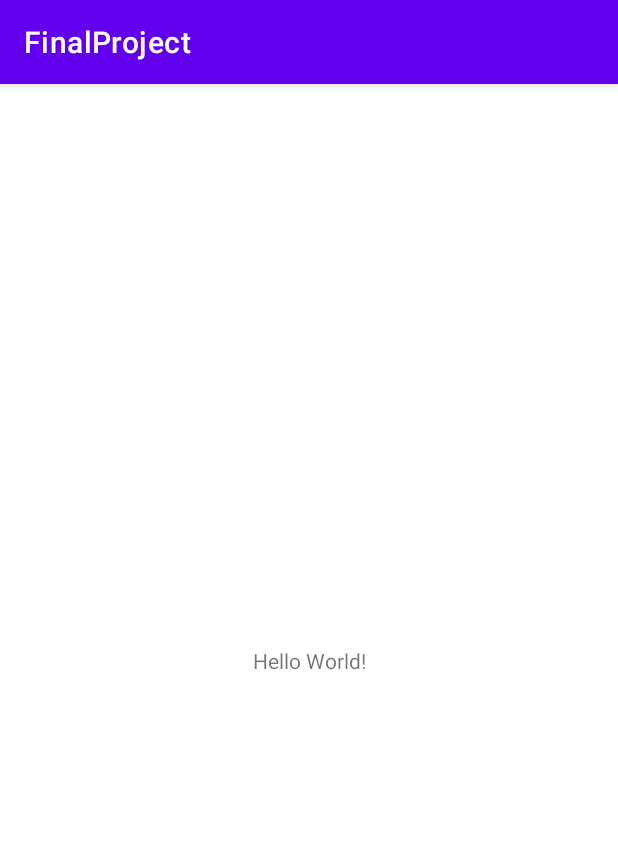
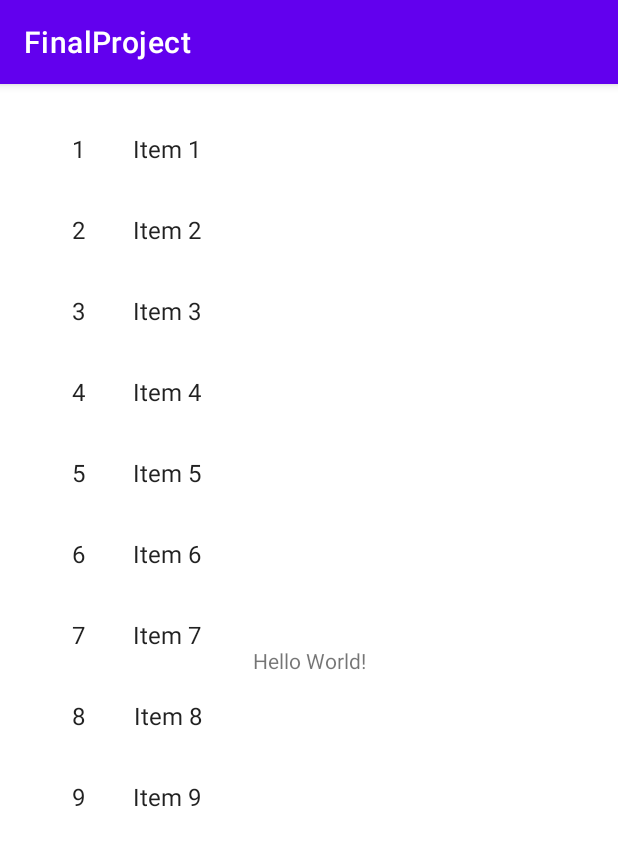
Before and after one commit to FTQuin/App-2-FinalProject, an Android app: the screen it shows after launch (MainActivity), on a phone screen of 412 x 824 dp. Shown: the top 846 px of the screen. Run offline under Robolectric (Android 15) with nearby library versions, the phone set to English and light mode, and no system bars.

Commit message:
Added Fragments Feed, ViewPost.

```diff
--- a/app/build.gradle
+++ b/app/build.gradle
@@ -32,8 +32,6 @@ dependencies {
     implementation 'androidx.appcompat:appcompat:1.3.1'
     implementation 'com.google.android.material:material:1.4.0'
     implementation 'androidx.constraintlayout:constraintlayout:2.1.1'
-    implementation 'androidx.legacy:legacy-support-v4:1.0.0'
-    implementation 'com.google.android.gms:play-services-maps:18.0.0'
     testImplementation 'junit:junit:4.+'
     androidTestImplementation 'androidx.test.ext:junit:1.1.3'
     androidTestImplementation 'androidx.test.espresso:espresso-core:3.4.0'
--- /dev/null
+++ b/app/src/main/java/com/example/finalproject/FeedFragment.java
@@ -0,0 +1,71 @@
+package com.example.finalproject;
+
+import android.content.Context;
+import android.os.Bundle;
+
+import androidx.fragment.app.Fragment;
+import androidx.recyclerview.widget.GridLayoutManager;
+import androidx.recyclerview.widget.LinearLayoutManager;
+import androidx.recyclerview.widget.RecyclerView;
+
+import android.view.LayoutInflater;
+import android.view.View;
+import android.view.ViewGroup;
+
+import com.example.finalproject.placeholder.PlaceholderContent;
+
+/**
+ * A fragment representing a list of Items.
+ */
+public class FeedFragment extends Fragment {
+
+    // TODO: Customize parameter argument names
+    private static final String ARG_COLUMN_COUNT = "column-count";
+    // TODO: Customize parameters
+    private int mColumnCount = 1;
+
+    /**
+     * Mandatory empty constructor for the fragment manager to instantiate the
+     * fragment (e.g. upon screen orientation changes).
+     */
+    public FeedFragment() {
+    }
+
+    // TODO: Customize parameter initialization
+    @SuppressWarnings("unused")
+    public static FeedFragment newInstance(int columnCount) {
+        FeedFragment fragment = new FeedFragment();
+        Bundle args = new Bundle();
+        args.putInt(ARG_COLUMN_COUNT, columnCount);
+        fragment.setArguments(args);
+        return fragment;
+    }
+
+    @Override
+    public void onCreate(Bundle savedInstanceState) {
+        super.onCreate(savedInstanceState);
+
+        if (getArguments() != null) {
+            mColumnCount = getArguments().getInt(ARG_COLUMN_COUNT);
+        }
+    }
+
+    @Override
+    public View onCreateView(LayoutInflater inflater, ViewGroup container,
+                             Bundle savedInstanceState) {
+        View view = inflater.inflate(R.layout.fragment_feed_list, container, false);
+
+        // Set the adapter
+        if (view instanceof RecyclerView) {
+            Context context = view.getContext();
+            RecyclerView recyclerView = (RecyclerView) view;
+            if (mColumnCount <= 1) {
+                recyclerView.setLayoutManager(new LinearLayoutManager(context));
+            } else {
+                recyclerView.setLayoutManager(new GridLayoutManager(context, mColumnCount));
+            }
+            recyclerView.setAdapter(new MyItemRecyclerViewAdapter(PlaceholderContent.ITEMS));
+        }
+        return view;
+    }
+}
--- /dev/null
+++ b/app/src/main/java/com/example/finalproject/MyItemRecyclerViewAdapter.java
@@ -0,0 +1,62 @@
+package com.example.finalproject;
+
+import androidx.recyclerview.widget.RecyclerView;
+
+import android.view.LayoutInflater;
+import android.view.View;
+import android.view.ViewGroup;
+import android.widget.TextView;
+
+import com.example.finalproject.placeholder.PlaceholderContent.PlaceholderItem;
+import com.example.finalproject.databinding.FragmentFeedBinding;
+
+import java.util.List;
+
+/**
+ * {@link RecyclerView.Adapter} that can display a {@link PlaceholderItem}.
+ * TODO: Replace the implementation with code for your data type.
+ */
+public class MyItemRecyclerViewAdapter extends RecyclerView.Adapter<MyItemRecyclerViewAdapter.ViewHolder> {
+
+    private final List<PlaceholderItem> mValues;
+
+    public MyItemRecyclerViewAdapter(List<PlaceholderItem> items) {
+        mValues = items;
+    }
+
+    @Override
+    public ViewHolder onCreateViewHolder(ViewGroup parent, int viewType) {
+
+        return new ViewHolder(FragmentFeedBinding.inflate(LayoutInflater.from(parent.getContext()), parent, false));
+
+    }
+
+    @Override
+    public void onBindViewHolder(final ViewHolder holder, int position) {
+        holder.mItem = mValues.get(position);
+        holder.mIdView.setText(mValues.get(position).id);
+        holder.mContentView.setText(mValues.get(position).content);
+    }
+
+    @Override
+    public int getItemCount() {
+        return mValues.size();
+    }
+
+    public class ViewHolder extends RecyclerView.ViewHolder {
+        public final TextView mIdView;
+        public final TextView mContentView;
+        public PlaceholderItem mItem;
+
+        public ViewHolder(FragmentFeedBinding binding) {
+            super(binding.getRoot());
+            mIdView = binding.itemNumber;
+            mContentView = binding.content;
+        }
+
+        @Override
+        public String toString() {
+            return super.toString() + " '" + mContentView.getText() + "'";
+        }
+    }
+}
--- /dev/null
+++ b/app/src/main/java/com/example/finalproject/placeholder/PlaceholderContent.java
@@ -0,0 +1,72 @@
+package com.example.finalproject.placeholder;
+
+import java.util.ArrayList;
+import java.util.HashMap;
+import java.util.List;
+import java.util.Map;
+
+/**
+ * Helper class for providing sample content for user interfaces created by
+ * Android template wizards.
+ * <p>
+ * TODO: Replace all uses of this class before publishing your app.
+ */
+public class PlaceholderContent {
+
+    /**
+     * An array of sample (placeholder) items.
+     */
+    public static final List<PlaceholderItem> ITEMS = new ArrayList<PlaceholderItem>();
+
+    /**
+     * A map of sample (placeholder) items, by ID.
+     */
+    public static final Map<String, PlaceholderItem> ITEM_MAP = new HashMap<String, PlaceholderItem>();
+
+    private static final int COUNT = 25;
+
+    static {
+        // Add some sample items.
+        for (int i = 1; i <= COUNT; i++) {
+            addItem(createPlaceholderItem(i));
+        }
+    }
+
+    private static void addItem(PlaceholderItem item) {
+        ITEMS.add(item);
+        ITEM_MAP.put(item.id, item);
+    }
+
+    private static PlaceholderItem createPlaceholderItem(int position) {
+        return new PlaceholderItem(String.valueOf(position), "Item " + position, makeDetails(position));
+    }
+
+    private static String makeDetails(int position) {
+        StringBuilder builder = new StringBuilder();
+        builder.append("Details about Item: ").append(position);
+        for (int i = 0; i < position; i++) {
+            builder.append("\nMore details information here.");
+        }
+        return builder.toString();
+    }
+
+    /**
+     * A placeholder item representing a piece of content.
+     */
+    public static class PlaceholderItem {
+        public final String id;
+        public final String content;
+        public final String details;
+
+        public PlaceholderItem(String id, String content, String details) {
+            this.id = id;
+            this.content = content;
+            this.details = details;
+        }
+
+        @Override
+        public String toString() {
+            return content;
+        }
+    }
+}
--- a/app/src/main/res/layout/activity_main.xml
+++ b/app/src/main/res/layout/activity_main.xml
@@ -7,6 +7,7 @@
     tools:context=".MainActivity">
 
     <TextView
+        android:id="@+id/textView"
         android:layout_width="wrap_content"
         android:layout_height="wrap_content"
         android:text="Hello World!"
@@ -15,4 +16,16 @@
         app:layout_constraintRight_toRightOf="parent"
         app:layout_constraintTop_toTopOf="parent" />
 
+    <androidx.fragment.app.FragmentContainerView
+        android:id="@+id/fragmentContainerView"
+        android:name="com.example.finalproject.FeedFragment"
+        android:layout_width="0dp"
+        android:layout_height="500dp"
+        android:layout_marginStart="16dp"
+        android:layout_marginTop="16dp"
+        android:layout_marginEnd="16dp"
+        app:layout_constraintEnd_toEndOf="parent"
+        app:layout_constraintStart_toStartOf="parent"
+        app:layout_constraintTop_toTopOf="parent" />
+
 </androidx.constraintlayout.widget.ConstraintLayout>
--- /dev/null
+++ b/app/src/main/res/layout/fragment_feed.xml
@@ -0,0 +1,20 @@
+<?xml version="1.0" encoding="utf-8"?>
+<LinearLayout xmlns:android="http://schemas.android.com/apk/res/android"
+    android:layout_width="wrap_content"
+    android:layout_height="wrap_content"
+    android:orientation="horizontal">
+
+    <TextView
+        android:id="@+id/item_number"
+        android:layout_width="wrap_content"
+        android:layout_height="wrap_content"
+        android:layout_margin="@dimen/text_margin"
+        android:textAppearance="?attr/textAppearanceListItem" />
+
+    <TextView
+        android:id="@+id/content"
+        android:layout_width="wrap_content"
+        android:layout_height="wrap_content"
+        android:layout_margin="@dimen/text_margin"
+        android:textAppearance="?attr/textAppearanceListItem" />
+</LinearLayout>
--- /dev/null
+++ b/app/src/main/res/layout/fragment_feed_list.xml
@@ -0,0 +1,13 @@
+<?xml version="1.0" encoding="utf-8"?>
+<androidx.recyclerview.widget.RecyclerView xmlns:android="http://schemas.android.com/apk/res/android"
+    xmlns:app="http://schemas.android.com/apk/res-auto"
+    xmlns:tools="http://schemas.android.com/tools"
+    android:id="@+id/list"
+    android:name="com.example.finalproject.FeedFragment"
+    android:layout_width="match_parent"
+    android:layout_height="match_parent"
+    android:layout_marginLeft="16dp"
+    android:layout_marginRight="16dp"
+    app:layoutManager="LinearLayoutManager"
+    tools:context=".FeedFragment"
+    tools:listitem="@layout/fragment_feed" />
--- /dev/null
+++ b/app/src/main/res/values/dimens.xml
@@ -0,0 +1,4 @@
+<?xml version="1.0" encoding="utf-8"?>
+<resources>
+    <dimen name="text_margin">16dp</dimen>
+</resources>
```
Also changed, not shown: app/src/main/java/com/example/finalproject/MyItemRecyclerViewAdapter2.java (added, +62 -0 lines), app/src/main/java/com/example/finalproject/ViewPostFragment.java (added, +71 -0 lines), app/src/main/res/layout/fragment_view_post.xml (added, +20 -0 lines), app/src/main/res/layout/fragment_view_post_list.xml (added, +13 -0 lines), 1 other file.
